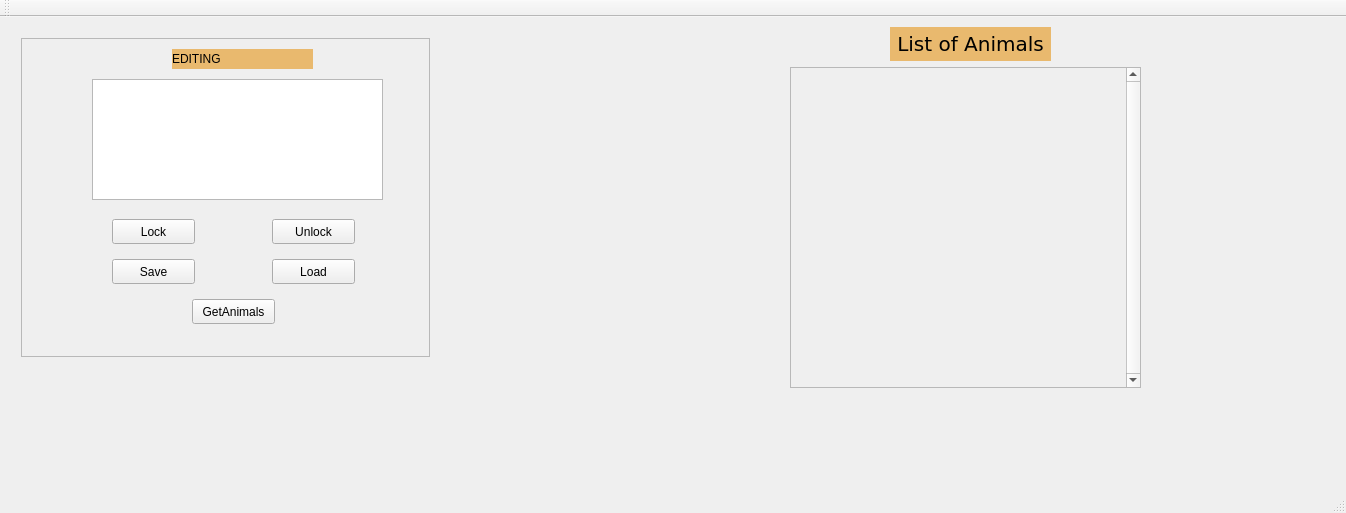
DevonHope/Animal-Shelter-Registry-System, file mainwindow.ui: the form before one commit.
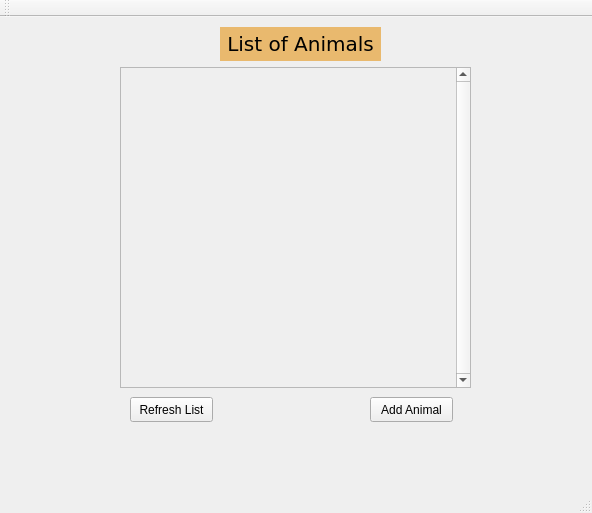
The form after the commit.

Commit message: Incorporated ui and functionality for deleting and adding animals, modified mainwindow and fixed animal class toString

The edit to the form file:
```diff
--- a/mainwindow.ui
+++ b/mainwindow.ui
@@ -9,7 +9,7 @@
    <rect>
     <x>0</x>
     <y>0</y>
-    <width>1346</width>
+    <width>592</width>
     <height>513</height>
    </rect>
   </property>
@@ -17,133 +17,10 @@
    <string>MainWindow</string>
   </property>
   <widget class="QWidget" name="centralWidget">
-   <widget class="QWidget" name="verticalLayoutWidget">
-    <property name="geometry">
-     <rect>
-      <x>10</x>
-      <y>10</y>
-      <width>431</width>
-      <height>341</height>
-     </rect>
-    </property>
-    <layout class="QVBoxLayout" name="verticalLayout">
-     <item>
-      <widget class="QScrollArea" name="scrollArea">
-       <property name="widgetResizable">
-        <bool>true</bool>
-       </property>
-       <widget class="QWidget" name="scrollAreaWidgetContents">
-        <property name="geometry">
-         <rect>
-          <x>0</x>
-          <y>0</y>
-          <width>427</width>
-          <height>337</height>
-         </rect>
-        </property>
-        <widget class="QTextEdit" name="textEdit">
-         <property name="geometry">
-          <rect>
-           <x>70</x>
-           <y>40</y>
-           <width>291</width>
-           <height>121</height>
-          </rect>
-         </property>
-        </widget>
-        <widget class="QPushButton" name="lockButton">
-         <property name="geometry">
-          <rect>
-           <x>90</x>
-           <y>180</y>
-           <width>83</width>
-           <height>25</height>
-          </rect>
-         </property>
-         <property name="text">
-          <string>Lock</string>
-         </property>
-        </widget>
-        <widget class="QPushButton" name="unlockButton">
-         <property name="geometry">
-          <rect>
-           <x>250</x>
-           <y>180</y>
-           <width>83</width>
-           <height>25</height>
-          </rect>
-         </property>
-         <property name="text">
-          <string>Unlock</string>
-         </property>
-        </widget>
-        <widget class="QLabel" name="modeLabel">
-         <property name="geometry">
-          <rect>
-           <x>150</x>
-           <y>10</y>
-           <width>141</width>
-           <height>20</height>
-          </rect>
-         </property>
-         <property name="styleSheet">
-          <string notr="true">background-color: rgb(233, 185, 110);</string>
-         </property>
-         <property name="text">
-          <string>EDITING</string>
-         </property>
-         <property name="alignment">
-          <set>Qt::AlignLeading|Qt::AlignLeft|Qt::AlignVCenter</set>
-         </property>
-        </widget>
-        <widget class="QPushButton" name="saveButton">
-         <property name="geometry">
-          <rect>
-           <x>90</x>
-           <y>220</y>
-           <width>83</width>
-           <height>25</height>
-          </rect>
-         </property>
-         <property name="text">
-          <string>Save</string>
-         </property>
-        </widget>
-        <widget class="QPushButton" name="loadButton">
-         <property name="geometry">
-          <rect>
-           <x>250</x>
-           <y>220</y>
-           <width>83</width>
-           <height>25</height>
-          </rect>
-         </property>
-         <property name="text">
-          <string>Load</string>
-         </property>
-        </widget>
-        <widget class="QPushButton" name="getAnimalsButton">
-         <property name="geometry">
-          <rect>
-           <x>170</x>
-           <y>260</y>
-           <width>83</width>
-           <height>25</height>
-          </rect>
-         </property>
-         <property name="text">
-          <string>GetAnimals</string>
-         </property>
-        </widget>
-       </widget>
-      </widget>
-     </item>
-    </layout>
-   </widget>
    <widget class="QScrollArea" name="scrollArea_2">
     <property name="geometry">
      <rect>
-      <x>790</x>
+      <x>120</x>
       <y>50</y>
       <width>351</width>
       <height>321</height>
@@ -196,7 +73,7 @@
    <widget class="QLabel" name="label">
     <property name="geometry">
      <rect>
-      <x>890</x>
+      <x>220</x>
       <y>10</y>
       <width>161</width>
       <height>34</height>
@@ -223,6 +100,32 @@
      <set>Qt::AlignCenter</set>
     </property>
    </widget>
+   <widget class="QPushButton" name="addAnimalButton">
+    <property name="geometry">
+     <rect>
+      <x>370</x>
+      <y>380</y>
+      <width>83</width>
+      <height>25</height>
+     </rect>
+    </property>
+    <property name="text">
+     <string>Add Animal</string>
+    </property>
+   </widget>
+   <widget class="QPushButton" name="refreshAnimalsButton">
+    <property name="geometry">
+     <rect>
+      <x>130</x>
+      <y>380</y>
+      <width>83</width>
+      <height>25</height>
+     </rect>
+    </property>
+    <property name="text">
+     <string>Refresh List</string>
+    </property>
+   </widget>
   </widget>
   <widget class="QMenuBar" name="menuBar">
    <property name="geometry">
```
Left out of the diff: 2 changed lines with no effect on the pictures. The commit also changes 9 other files.
